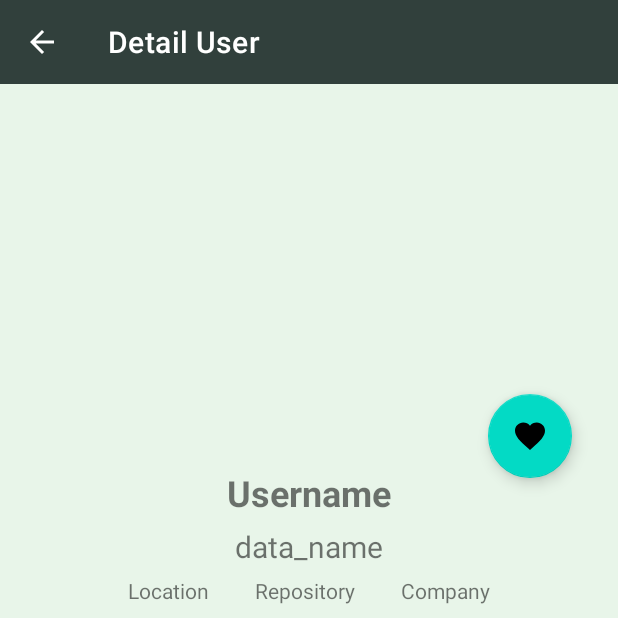
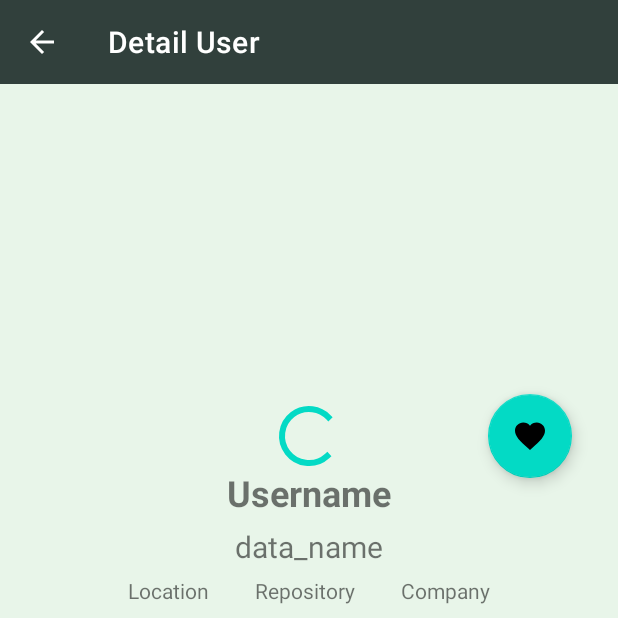
Before and after one commit to Naqii/AndroidSubmission2, an Android app: the DetailUser screen opened directly, with no data from a screen before it, on a phone screen of 412 x 824 dp, the top half of it. Run offline under Robolectric (Android 15) with nearby library versions, the phone set to English and light mode, and no system bars; our stand-ins replace CircleImageView, Room's generated code; libraries missing offline, so code that uses them is left out: com.loopj.android, cz.msebera.android; pictures from the network do not load.

```diff
--- a/app/src/main/java/com/example/submissionsatu/adapter/ListUserAdapter.kt
+++ b/app/src/main/java/com/example/submissionsatu/adapter/ListUserAdapter.kt
@@ -1,14 +1,12 @@
 package com.example.submissionsatu.adapter
 
 import android.annotation.SuppressLint
-import android.content.Intent
 import android.view.LayoutInflater
 import android.view.ViewGroup
 import androidx.recyclerview.widget.RecyclerView
 import com.bumptech.glide.Glide
 import com.example.submissionsatu.databinding.ItemRowUserBinding
 import com.example.submissionsatu.model.User
-import com.example.submissionsatu.view.DetailUser
 
 class ListUserAdapter: RecyclerView.Adapter<ListUserAdapter.ListViewHolder>() {
     private val listUser = ArrayList<User>()
@@ -33,9 +31,6 @@ class ListUserAdapter: RecyclerView.Adapter<ListUserAdapter.ListViewHolder>() {
         holder.binding.tvUsername.text = dataUser.username
         holder.itemView.setOnClickListener {
             onItemClickCallback.onItemClicked(dataUser)
-            val intent = Intent(it.context, DetailUser::class.java)
-            intent.putExtra(DetailUser.EXTRA_DATA, dataUser)
-            it.context.startActivity(intent)
         }
     }
 
--- a/app/src/main/java/com/example/submissionsatu/ui/main/FavouritesAdapter.kt
+++ b/app/src/main/java/com/example/submissionsatu/ui/main/FavouritesAdapter.kt
@@ -28,8 +28,7 @@ class FavouritesAdapter: RecyclerView.Adapter<FavouritesAdapter.FavouritesViewHo
                     user.avatar = fav.avatar
                     user.username = fav.username
                     user.name = fav.name
-                    val intent = Intent(it.context, DetailUser::class.java)
-                    intent.putExtra(DetailUser.EXTRA_DATA, user)
+                    val intent = Intent(it.context, DetailUser::class.java).putExtra(DetailUser.EXTRA_DATA, user)
                     intent.putExtra(DetailUser.EXTRA_FAV, fav)
                     it.context.startActivity(intent)
                 }
--- a/app/src/main/java/com/example/submissionsatu/view/fragment/Followers.kt
+++ b/app/src/main/java/com/example/submissionsatu/view/fragment/Followers.kt
@@ -1,6 +1,7 @@
 package com.example.submissionsatu.view.fragment
 
 import android.annotation.SuppressLint
+import android.content.Intent
 import android.os.Bundle
 import android.view.LayoutInflater
 import android.view.View
@@ -52,6 +53,17 @@ class Followers : Fragment() {
 
         binding.tvFollowers.layoutManager = LinearLayoutManager(requireContext())
         binding.tvFollowers.adapter = adapter
+        adapter.setOnItemClickCallback(object : ListUserAdapter.OnItemClickCallback{
+            override fun onItemClicked(data: User) {
+                showSelectedUser(data)
+            }
+        })
+    }
+
+    private fun showSelectedUser(user: User) {
+        val intent = Intent(activity, DetailUser::class.java)
+        intent.putExtra(DetailUser.EXTRA_DATA, user)
+        startActivity(intent)
     }
 
     private fun showLoading(state: Boolean) {
--- a/app/src/main/java/com/example/submissionsatu/viewmodel/DetailViewModel.kt
+++ b/app/src/main/java/com/example/submissionsatu/viewmodel/DetailViewModel.kt
@@ -18,7 +18,7 @@ class DetailViewModel : ViewModel() {
         val url = "https://api.github.com/users/$id"
         val detailUser = ArrayList<User>()
         client.addHeader("User-Agent", "request")
-        client.addHeader("Authorization", "token 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")
+        client.addHeader("Authorization", "token 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")
         client.get(url, object : AsyncHttpResponseHandler() {
                 override fun onSuccess(
                     statusCode: Int,
--- a/app/src/main/java/com/example/submissionsatu/viewmodel/FollowersModel.kt
+++ b/app/src/main/java/com/example/submissionsatu/viewmodel/FollowersModel.kt
@@ -18,7 +18,7 @@ class FollowersModel : ViewModel() {
         val client = AsyncHttpClient()
         val url = "https://api.github.com/users/${username}/followers"
         client.addHeader("User-Agent", "request")
-        client.addHeader("Authorization", "token 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")
+        client.addHeader("Authorization", "token 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")
         client.get(url, object : AsyncHttpResponseHandler() {
                 override fun onSuccess(
                     statusCode: Int,
--- a/app/src/main/java/com/example/submissionsatu/viewmodel/FollowingModel.kt
+++ b/app/src/main/java/com/example/submissionsatu/viewmodel/FollowingModel.kt
@@ -18,7 +18,7 @@ class FollowingModel : ViewModel(){
         val client = AsyncHttpClient()
         val url = "https://api.github.com/users/${username}/following"
         client.addHeader("User-Agent", "request")
-        client.addHeader("Authorization", "token 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")
+        client.addHeader("Authorization", "token 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")
         client.get(url, object : AsyncHttpResponseHandler(){
             override fun onSuccess(
                 statusCode: Int,
--- a/app/src/main/java/com/example/submissionsatu/viewmodel/MainViewModel.kt
+++ b/app/src/main/java/com/example/submissionsatu/viewmodel/MainViewModel.kt
@@ -18,7 +18,7 @@ class MainViewModel : ViewModel() {
         val client = AsyncHttpClient()
         val url = "https://api.github.com/users"
         client.addHeader("User-Agent", "request")
-        client.addHeader("Authorization", "token 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")
+        client.addHeader("Authorization", "token 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")
         client.get(url, object : AsyncHttpResponseHandler() {
                 override fun onSuccess(
                     statusCode: Int,
--- a/app/src/main/res/layout/activity_detail_user.xml
+++ b/app/src/main/res/layout/activity_detail_user.xml
@@ -130,5 +130,15 @@
             app:layout_constraintEnd_toEndOf="parent"
             app:layout_constraintTop_toBottomOf="@id/tabs"
             app:layout_constraintStart_toStartOf="parent" />
+
+        <ProgressBar
+            android:id="@+id/progressBar"
+            style="?android:attr/progressBarStyle"
+            android:layout_width="wrap_content"
+            android:layout_height="wrap_content"
+            app:layout_constraintBottom_toBottomOf="parent"
+            app:layout_constraintEnd_toEndOf="parent"
+            app:layout_constraintStart_toStartOf="parent"
+            app:layout_constraintTop_toTopOf="parent" />
     </androidx.constraintlayout.widget.ConstraintLayout>
 </ScrollView>
```
Also changed, not shown: app/src/main/java/com/example/submissionsatu/view/DetailUser.kt (+12 -0 lines), app/src/main/java/com/example/submissionsatu/view/fragment/Following.kt (+12 -0 lines).
